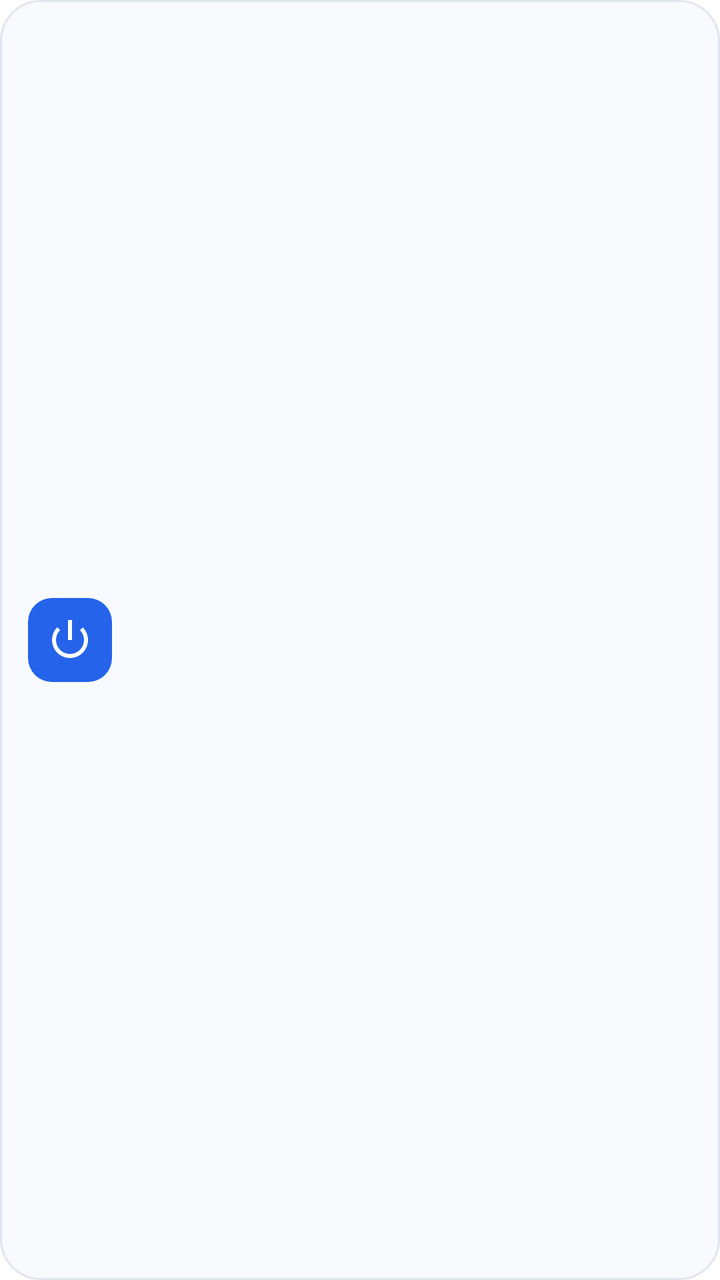
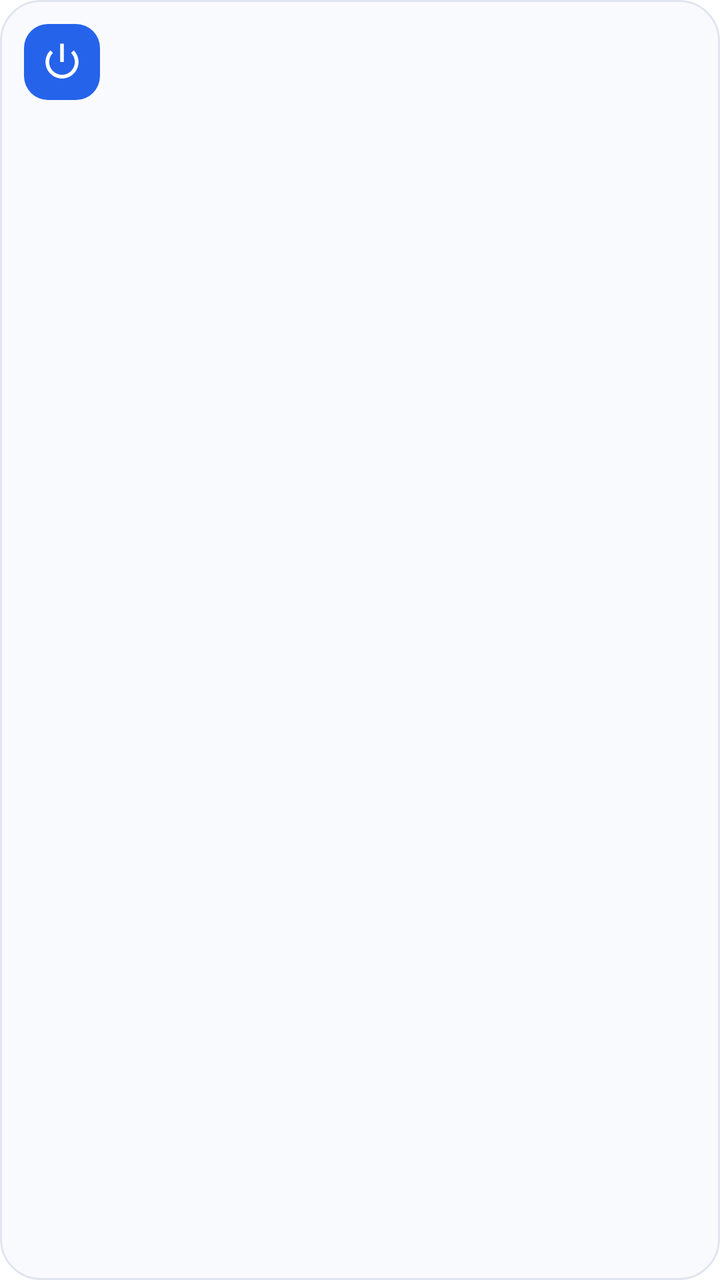

Screens rendered from an Android XML layout before and after an edit, with the pre-edit source and the edit as a unified diff.
<!-- AndroidManifest.xml: fallback theme Theme.MaterialComponents.DayNight.NoActionBar -->
<!-- res/layout/smart_device_widget.xml -->
<?xml version="1.0" encoding="utf-8"?>
<LinearLayout xmlns:android="http://schemas.android.com/apk/res/android"
    android:id="@+id/smart_device_widget_container"
    android:layout_width="match_parent"
    android:layout_height="match_parent"
    android:background="@drawable/widget_smart_device_background"
    android:gravity="center_vertical"
    android:orientation="horizontal"
    android:padding="14dp">

    <ImageView
        android:layout_width="42dp"
        android:layout_height="42dp"
        android:background="@drawable/widget_smart_device_icon_background"
        android:contentDescription="@string/widget_smart_device_label"
        android:padding="9dp"
        android:src="@android:drawable/ic_lock_power_off"
        android:tint="#FFFFFF" />

    <LinearLayout
        android:layout_width="0dp"
        android:layout_height="wrap_content"
        android:layout_marginStart="12dp"
        android:layout_weight="1"
        android:orientation="vertical">

        <TextView
            android:id="@+id/smart_device_widget_name"
            android:layout_width="match_parent"
            android:layout_height="wrap_content"
            android:ellipsize="end"
            android:maxLines="2"
            android:textColor="#172033"
            android:textSize="16sp"
            android:textStyle="bold" />

        <TextView
            android:id="@+id/smart_device_widget_subtitle"
            android:layout_width="match_parent"
            android:layout_height="wrap_content"
            android:layout_marginTop="3dp"
            android:ellipsize="end"
            android:maxLines="1"
            android:textColor="#677085"
            android:textSize="12sp" />
    </LinearLayout>
</LinearLayout>
<!-- resources referenced by this layout -->
<resources>
  <!-- drawable widget_smart_device_background (drawable) -->
  <?xml version="1.0" encoding="utf-8"?>
  <shape xmlns:android="http://schemas.android.com/apk/res/android" android:shape="rectangle">
      <solid android:color="#F8FAFD" />
      <corners android:radius="20dp" />
      <stroke android:width="1dp" android:color="#E0E6EF" />
  </shape>
  <!-- drawable widget_smart_device_icon_background (drawable) -->
  <?xml version="1.0" encoding="utf-8"?>
  <shape xmlns:android="http://schemas.android.com/apk/res/android" android:shape="rectangle">
      <solid android:color="#2563EB" />
      <corners android:radius="12dp" />
  </shape>
  <string name="widget_smart_device_label">Smart device</string>
</resources>

<!-- the commit's change to res/layout/smart_device_widget.xml (unified diff, before → after) -->
@@ -4,44 +4,122 @@
     android:layout_width="match_parent"
     android:layout_height="match_parent"
     android:background="@drawable/widget_smart_device_background"
-    android:gravity="center_vertical"
-    android:orientation="horizontal"
-    android:padding="14dp">
-
-    <ImageView
-        android:layout_width="42dp"
-        android:layout_height="42dp"
-        android:background="@drawable/widget_smart_device_icon_background"
-        android:contentDescription="@string/widget_smart_device_label"
-        android:padding="9dp"
-        android:src="@android:drawable/ic_lock_power_off"
-        android:tint="#FFFFFF" />
+    android:orientation="vertical"
+    android:padding="12dp">
 
     <LinearLayout
-        android:layout_width="0dp"
+        android:layout_width="match_parent"
         android:layout_height="wrap_content"
-        android:layout_marginStart="12dp"
+        android:gravity="center_vertical"
+        android:orientation="horizontal">
+
+        <ImageView
+            android:id="@+id/smart_device_widget_power"
+            android:layout_width="38dp"
+            android:layout_height="38dp"
+            android:background="@drawable/widget_smart_device_icon_background"
+            android:contentDescription="@string/widget_smart_device_label"
+            android:padding="8dp"
+            android:src="@android:drawable/ic_lock_power_off"
+            android:tint="#FFFFFF" />
+
+        <LinearLayout
+            android:layout_width="0dp"
+            android:layout_height="wrap_content"
+            android:layout_marginStart="10dp"
+            android:layout_weight="1"
+            android:orientation="vertical">
+
+            <TextView
+                android:id="@+id/smart_device_widget_name"
+                android:layout_width="match_parent"
+                android:layout_height="wrap_content"
+                android:ellipsize="end"
+                android:maxLines="1"
+                android:textColor="#172033"
+                android:textSize="15sp"
+                android:textStyle="bold" />
+
+            <TextView
+                android:id="@+id/smart_device_widget_subtitle"
+                android:layout_width="match_parent"
+                android:layout_height="wrap_content"
+                android:layout_marginTop="2dp"
+                android:ellipsize="end"
+                android:maxLines="1"
+                android:textColor="#677085"
+                android:textSize="11sp" />
+        </LinearLayout>
+    </LinearLayout>
+
+    <LinearLayout
+        android:layout_width="match_parent"
+        android:layout_height="0dp"
+        android:layout_marginTop="8dp"
         android:layout_weight="1"
         android:orientation="vertical">
 
-        <TextView
-            android:id="@+id/smart_device_widget_name"
+        <LinearLayout
             android:layout_width="match_parent"
-            android:layout_height="wrap_content"
-            android:ellipsize="end"
-            android:maxLines="2"
-            android:textColor="#172033"
-            android:textSize="16sp"
-            android:textStyle="bold" />
+            android:layout_height="0dp"
+            android:layout_weight="1"
+            android:orientation="horizontal">
 
-        <TextView
-            android:id="@+id/smart_device_widget_subtitle"
+            <TextView
+                android:id="@+id/smart_device_widget_switch_1"
+                android:layout_width="0dp"
+                android:layout_height="match_parent"
+                android:layout_marginEnd="3dp"
+                android:layout_weight="1"
+                android:gravity="center"
+                android:maxLines="2"
+                android:padding="5dp"
+                android:textSize="11sp"
+                android:textStyle="bold" />
+
+            <TextView
+                android:id="@+id/smart_device_widget_switch_2"
+                android:layout_width="0dp"
+                android:layout_height="match_parent"
+                android:layout_marginStart="3dp"
+                android:layout_weight="1"
+                android:gravity="center"
+                android:maxLines="2"
+                android:padding="5dp"
+                android:textSize="11sp"
+                android:textStyle="bold" />
+        </LinearLayout>
+
+        <LinearLayout
             android:layout_width="match_parent"
-            android:layout_height="wrap_content"
-            android:layout_marginTop="3dp"
-            android:ellipsize="end"
-            android:maxLines="1"
-            android:textColor="#677085"
-            android:textSize="12sp" />
+            android:layout_height="0dp"
+            android:layout_marginTop="6dp"
+            android:layout_weight="1"
+            android:orientation="horizontal">
+
+            <TextView
+                android:id="@+id/smart_device_widget_switch_3"
+                android:layout_width="0dp"
+                android:layout_height="match_parent"
+                android:layout_marginEnd="3dp"
+                android:layout_weight="1"
+                android:gravity="center"
+                android:maxLines="2"
+                android:padding="5dp"
+                android:textSize="11sp"
+                android:textStyle="bold" />
+
+            <TextView
+                android:id="@+id/smart_device_widget_switch_4"
+                android:layout_width="0dp"
+                android:layout_height="match_parent"
+                android:layout_marginStart="3dp"
+                android:layout_weight="1"
+                android:gravity="center"
+                android:maxLines="2"
+                android:padding="5dp"
+                android:textSize="11sp"
+                android:textStyle="bold" />
+        </LinearLayout>
     </LinearLayout>
 </LinearLayout>
